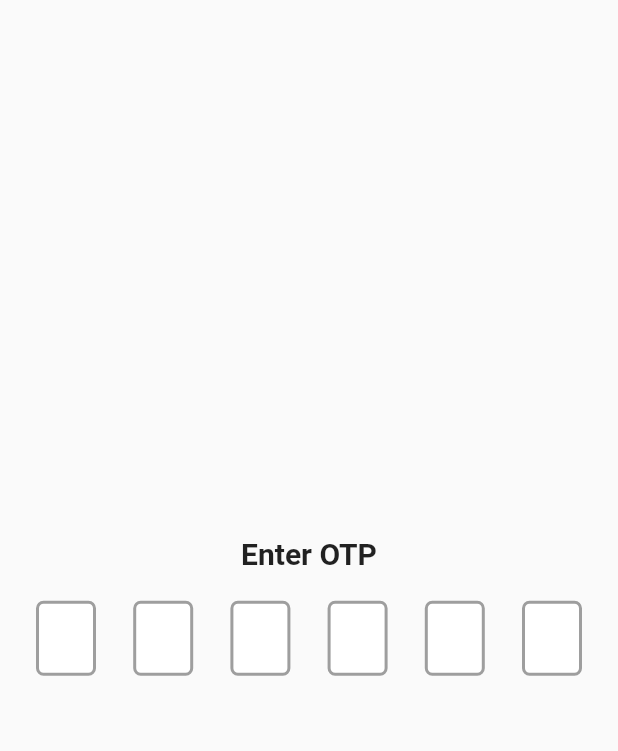
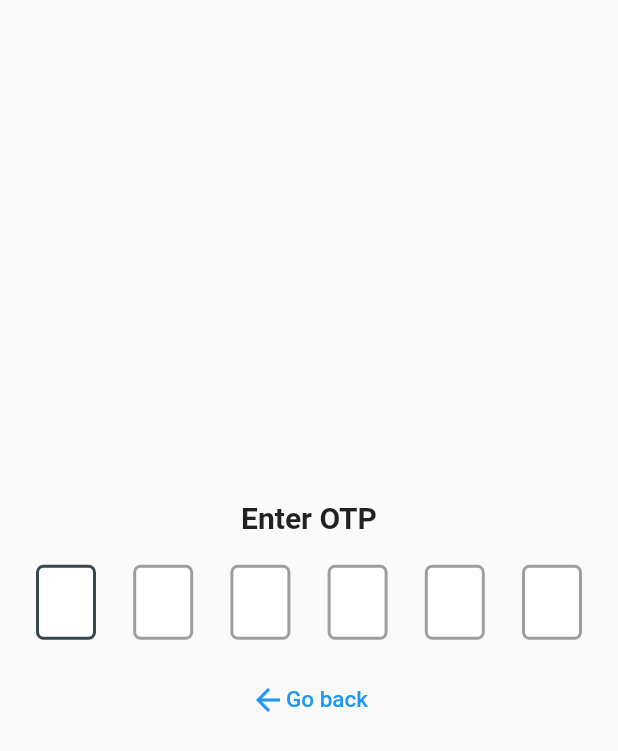
Before and after one commit to amoo12/ticketglass_mobile, a Flutter app: the screen it shows after launch, swiped to page 2, on a phone screen of 412 x 824 dp. Shown: the top 751 px of the screen. Run offline on Flutter 3.47's test engine with Material 2 defaults, Android fonts, the phone set to English and light mode, and no system bars; drawn by our look-alikes of pin_code_fields; our stand-ins replace cached_network_image, firebase_auth, firebase_core, flutter_riverpod, fluttertoast, intl_phone_number_input and 1 more; accounts and stored records are empty; generated files the repository leaves out were written again.

Commit message:
go back button in otp page & toasts feedback

```diff
--- a/lib/src/auth/login.dart
+++ b/lib/src/auth/login.dart
@@ -2,6 +2,7 @@
 import 'dart:io' show Platform;
 import 'package:firebase_auth/firebase_auth.dart';
 import 'package:flutter/material.dart';
+import 'package:fluttertoast/fluttertoast.dart';
 import 'package:intl_phone_number_input/intl_phone_number_input.dart';
 import 'package:logger/logger.dart';
 import 'package:pin_code_fields/pin_code_fields.dart';
@@ -9,6 +10,7 @@ import 'package:pin_code_fields/pin_code_fields.dart';
 // import 'dart:ui' as ui show Image;
 
 import 'package:ticketglass_mobile/src/widgets/buttons.dart';
+import 'package:ticketglass_mobile/src/widgets/custom_toast.dart';
 import 'package:ticketglass_mobile/src/widgets/progress_indicator.dart';
     Logger logger =  Logger();
 
@@ -23,13 +25,13 @@ class _LoginState extends State<Login> {
   final GlobalKey<FormState> formKey = GlobalKey<FormState>();
 
   late PageController pageController;
-
   final TextEditingController phoneController = TextEditingController();
   PhoneNumber number = PhoneNumber(isoCode: 'QA');
   final _formKey = GlobalKey<FormState>();
 
-  String? verificationId  ;
+  String verificationId='';
 
+  late FToast fToast;
 
   void getPhoneNumber(PhoneNumber phoneNumber) async {
     final String phone = phoneNumber.phoneNumber.toString();
@@ -38,7 +40,7 @@ class _LoginState extends State<Login> {
     customProgressIdicator(context);
       logger.d('verifying phone number');
       await FirebaseAuth.instance.verifyPhoneNumber(
-  phoneNumber: phone, //'+97412345678',
+  phoneNumber:  phone, //'+97412345678',
   verificationCompleted: (PhoneAuthCredential credential) async {
     logger.d('verificationCompleted');
 
@@ -46,6 +48,7 @@ class _LoginState extends State<Login> {
 // / ANDROID ONLY!
     // Sign the user in (or link) with the auto-generated credential
     await FirebaseAuth.instance.signInWithCredential(credential);
+    Navigator.pop(context);
     }
     // TODO: confirm the credential on iOS
   },
@@ -54,6 +57,9 @@ class _LoginState extends State<Login> {
       print('The provided phone number is not valid.');
     }
     logger.w( 'verificationFailed',  e);
+
+    Navigator.pop(context);
+    showToast(fToast, 'verification Failed!! try Again', 3);
 
     // Handle other errors
   },
@@ -93,11 +99,22 @@ class _LoginState extends State<Login> {
   }
 
 
+  // go to next page
 next() {
   setState(() {
-
     pageController.nextPage(
         duration: Duration(milliseconds: 600), curve: Curves.easeInOutExpo);
+  // pageIndex++;
+  });
+
+  }
+
+  // go to previous page
+prev() {
+  setState(() {
+    pageController.previousPage(
+        duration: Duration(milliseconds: 600), curve: Curves.easeInOutExpo);
+  // pageIndex--;
   });
   }
 
@@ -107,8 +124,8 @@ next() {
     pageController = PageController(initialPage: 0, keepPage: true);
     // _auth = context.read(authServicesProvider);
     // TODO: add toasts
-    // fToast = FToast();
-    // fToast.init(context);
+    fToast = FToast();
+    fToast.init(context);
   }
 
 
@@ -116,6 +133,12 @@ next() {
   Widget build(BuildContext context) {
     return Scaffold(
       resizeToAvoidBottomInset: true,
+      // appBar:  AppBar(
+
+      //   automaticallyImplyLeading: true,
+      //   // back arrow
+      //   leading:
+      // ),
       body: GestureDetector(
           onTap: () => FocusScope.of(context).unfocus(),
           child: SingleChildScrollView(
@@ -181,7 +204,7 @@ next() {
                         ]
                     ),
                     child: InternationalPhoneNumberInput(
-
+                        autoFocus: true,
                                     scrollPadding: EdgeInsets.only(bottom:  150),
               onInputChanged: (PhoneNumber number) {
                 // print(number.phoneNumber,);
@@ -237,7 +260,8 @@ next() {
                                   ),
                               ],
                             ),
-                          OtpPage(verificationId: this.verificationId),
+                          OtpPage(verificationId: verificationId, ftoast: fToast,prev:prev),
+
                           ],
                         ),
                       ),
@@ -252,25 +276,27 @@ next() {
   }
 }
 
-class OtpPage extends StatefulWidget {
-  final String? verificationId;
-  const OtpPage({required this.verificationId, Key? key}) : super(key: key);
+// class OtpPage extends StatefulWidget {
+//   const OtpPage({required this.verificationId, Key? key}) : super(key: key);
 
+//   @override
+//   _OtpPageState createState() => _OtpPageState();
+// }
+
+class OtpPage extends StatelessWidget {
+   OtpPage({required this.verificationId, required this.ftoast,required this.prev, Key? key}) : super(key: key);
+  final FToast ftoast;
+  final String verificationId;
+  final Function prev;
+  late final TextEditingController otpController = TextEditingController();
+  late final FocusNode otpFocusNode = FocusNode();
   @override
-  _OtpPageState createState() => _OtpPageState();
-}
+  // void initState() {
+    // TODO: implement initState
 
-class _OtpPageState extends State<OtpPage> {
+    // otpController =
+    // otpFocusNode =
 
-  late TextEditingController otpController ;
-  @override
-  void initState() {
-    // TODO: implement initState
-    super.initState();
-
-    otpController = TextEditingController();
-
-  }
   @override
   Widget build(BuildContext context) {
     return WillPopScope(
@@ -293,8 +319,10 @@ class _OtpPageState extends State<OtpPage> {
           ),
           PinCodeTextField(
           appContext: context,
+            autoFocus:  true,
           keyboardType: TextInputType.number,
-
+          enablePinAutofill: true,
+  focusNode: otpFocusNode,
       length: 6,
       obscureText: false,
       animationType: AnimationType.fade,
@@ -313,14 +341,18 @@ class _OtpPageState extends State<OtpPage> {
       enableActiveFill: true,
       controller: otpController,
       onCompleted: (value) async{
-
       // if (value.isNotEmpty && widget.verificationId != null) {
         customProgressIdicator(context);
-      PhoneAuthCredential credential = PhoneAuthProvider.credential(verificationId: widget.verificationId!, smsCode: value);
+        try {
+
+      PhoneAuthCredential credential = PhoneAuthProvider.credential(verificationId: verificationId, smsCode: value);
       await FirebaseAuth.instance.signInWithCredential(credential);
       Navigator.pop(context);
+        } catch (e) {
+            Navigator.pop(context);
+            showToast(ftoast, e.toString());
+        }
 
-      // }
 
       },
       onChanged: (value) {
@@ -333,13 +365,37 @@ class _OtpPageState extends State<OtpPage> {
       print("Allowing to paste $text");
       //if you return true then it will show the paste confirmation dialog. Otherwise if false, then nothing will happen.
       //but you can show anything you want here, like your pop up saying wrong paste format or etc
-      return true;
+      return false;
       },
     ),
+
+        Row(
+          mainAxisAlignment: MainAxisAlignment.center,
+          children: [
+            TextButton(
+              child: Row(
+                children: const [
+                  Icon(Icons.arrow_back),
+
+                  Text(
+                    'Go back',
+                    style: TextStyle(
+                      color: Colors.blue,
+                      fontSize: 15,
+                    ),
+                  ),
+                ],
+              ),
+              onPressed: () {
+                // resendOtp();
+                prev();
+              },
+            ),
+          ],
+        ),
 
         ],
       ),
     );
-
   }
 }
--- a/pubspec.yaml
+++ b/pubspec.yaml
@@ -19,6 +19,8 @@ dependencies:
   pin_code_fields: ^7.3.0
   cached_network_image: ^3.2.0
   animations: ^2.0.2
+  fluttertoast: ^8.0.7
+
 
   flutter:
     sdk: flutter
```
Also changed, not shown: lib/src/widgets/custom_toast.dart (added, +29 -0 lines), pubspec.lock.
